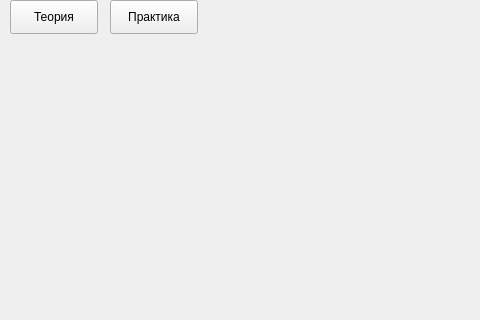
Old version of the form ui/main.ui in the repository Sanek63/energy_efficiency_gui; both pictures show x 0 to 480 and y 0 to 320 of the 1350 by 769 pixel window.
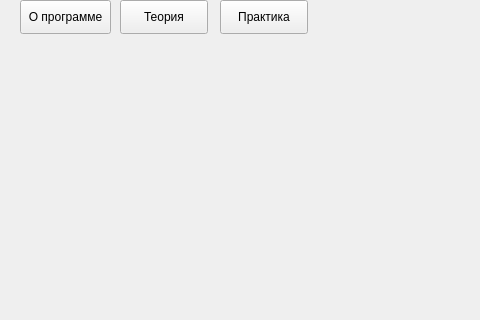
New version of the form.

Commit message: add about page

Patch:
```diff
--- a/ui/main.ui
+++ b/ui/main.ui
@@ -27,7 +27,7 @@
    <widget class="QPushButton" name="theory_change">
     <property name="geometry">
      <rect>
-      <x>10</x>
+      <x>120</x>
       <y>0</y>
       <width>88</width>
       <height>34</height>
@@ -40,7 +40,7 @@
    <widget class="QPushButton" name="practice_change">
     <property name="geometry">
      <rect>
-      <x>110</x>
+      <x>220</x>
       <y>0</y>
       <width>88</width>
       <height>34</height>
@@ -50,6 +50,19 @@
      <string>Практика</string>
     </property>
    </widget>
+   <widget class="QPushButton" name="about_program_change">
+    <property name="geometry">
+     <rect>
+      <x>20</x>
+      <y>0</y>
+      <width>91</width>
+      <height>34</height>
+     </rect>
+    </property>
+    <property name="text">
+     <string>О программе</string>
+    </property>
+   </widget>
   </widget>
   <widget class="QStatusBar" name="statusbar"/>
  </widget>
```
The commit also changes 6 other files.
